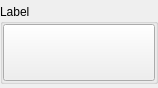
Qt form sdk/src/displays/base/switch/DisplaySimpleSwitch.ui (OpenFairWind/fairwindplusplus) before a commit.
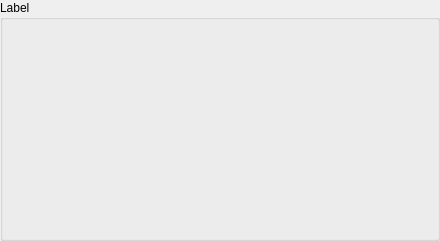
The same form after that commit.

Commit message: integrated switch widget

What changed in the file:
```diff
--- a/sdk/src/displays/base/switch/DisplaySimpleSwitch.ui
+++ b/sdk/src/displays/base/switch/DisplaySimpleSwitch.ui
@@ -6,57 +6,50 @@
    <rect>
     <x>0</x>
     <y>0</y>
-    <width>158</width>
-    <height>88</height>
+    <width>440</width>
+    <height>241</height>
    </rect>
   </property>
   <property name="windowTitle">
    <string>SwicthWidget</string>
   </property>
-  <layout class="QVBoxLayout" name="verticalLayout">
+  <layout class="QVBoxLayout" name="verticalLayout_2">
+   <property name="spacing">
+    <number>3</number>
+   </property>
    <property name="leftMargin">
     <number>0</number>
    </property>
    <property name="topMargin">
-    <number>4</number>
+    <number>0</number>
    </property>
    <property name="rightMargin">
     <number>0</number>
    </property>
    <property name="bottomMargin">
-    <number>4</number>
+    <number>0</number>
    </property>
    <item>
-    <widget class="QGroupBox" name="labelGroupBox">
+    <widget class="QGroupBox" name="groupBox">
      <property name="title">
       <string>Label</string>
      </property>
-     <layout class="QGridLayout" name="gridLayout">
+     <layout class="QVBoxLayout" name="verticalLayout">
+      <property name="spacing">
+       <number>1</number>
+      </property>
       <property name="leftMargin">
-       <number>0</number>
+       <number>1</number>
       </property>
       <property name="topMargin">
-       <number>0</number>
+       <number>1</number>
       </property>
       <property name="rightMargin">
-       <number>0</number>
+       <number>1</number>
       </property>
       <property name="bottomMargin">
-       <number>0</number>
+       <number>1</number>
       </property>
-      <item row="0" column="0">
-       <widget class="QPushButton" name="switchButton">
-        <property name="sizePolicy">
-         <sizepolicy hsizetype="Expanding" vsizetype="Expanding">
-          <horstretch>0</horstretch>
-          <verstretch>0</verstretch>
-         </sizepolicy>
-        </property>
-        <property name="text">
-         <string/>
-        </property>
-       </widget>
-      </item>
      </layout>
     </widget>
    </item>
```
The commit also changes 9 other files.
